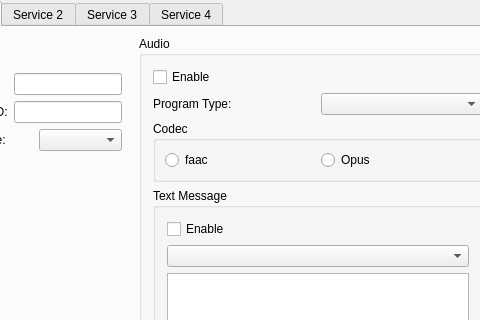
Before: the Qt Designer form dream/src/GUI-QT/TransmDlgbase.ui in mmjee/dream-patched, drawn with Qt 5; both pictures show x 84 to 564 and y 310 to 630 of the 967 by 803 pixel window.
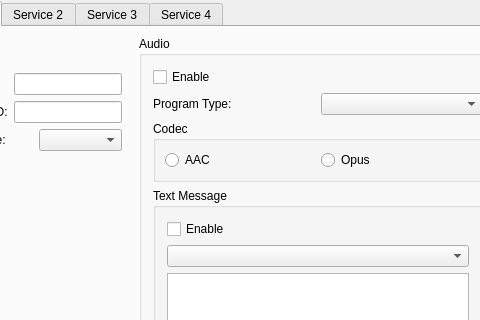
After: the same form once the commit is applied. Icons and pictures are not drawn. Custom widgets are drawn as their Qt base class.

Patch:
```diff
--- a/dream/src/GUI-QT/TransmDlgbase.ui
+++ b/dream/src/GUI-QT/TransmDlgbase.ui
@@ -1030,7 +1030,7 @@
               <item>
                <widget class="QRadioButton" name="RadioButtonFAAC">
                 <property name="text">
-                 <string>faac</string>
+                 <string>AAC</string>
                 </property>
                 <attribute name="buttonGroup">
                  <string notr="true">ButtonGroupCodec</string>
```
Left out of the diff: 4 changed lines with no effect on the pictures.
